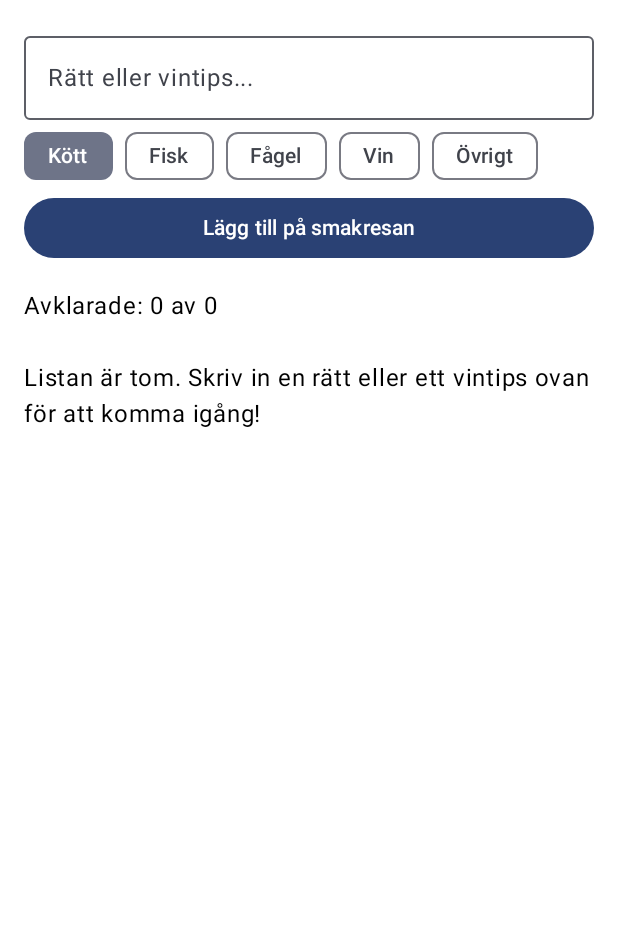
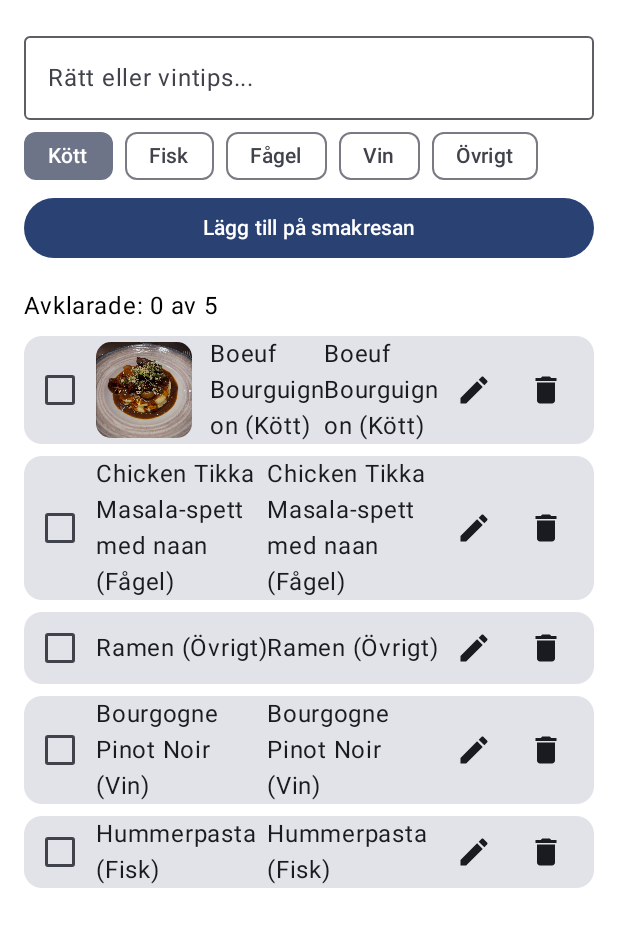
Before and after one commit to Patrikheden/Patriks.smakresa, an Android app built with Jetpack Compose: the @Preview function GreetingPreview, on a phone screen of 412 x 824 dp. Shown: the top 927 px of the screen. Run offline under Robolectric (Android 15) with nearby library versions, the phone set to English and light mode, and no system bars.

Commit message:
Lagt till receptlista med kategorier och lokala bilder

```diff
--- a/app/src/main/java/com/example/patrikssmakresa/MainActivity.kt
+++ b/app/src/main/java/com/example/patrikssmakresa/MainActivity.kt
@@ -46,17 +46,25 @@ import androidx.compose.material3.AlertDialog
 import androidx.compose.material3.TextButton
 import androidx.compose.ui.platform.LocalUriHandler
 import androidx.compose.foundation.Canvas
+import androidx.compose.foundation.Image
 import androidx.compose.foundation.layout.size
+import androidx.compose.foundation.layout.width
+import androidx.compose.foundation.shape.RoundedCornerShape
 import androidx.compose.material3.MaterialTheme
+import androidx.compose.ui.draw.clip
 import androidx.compose.ui.geometry.CornerRadius
 import androidx.compose.ui.geometry.Offset
 import androidx.compose.ui.graphics.drawscope.Stroke
+import androidx.compose.ui.layout.ContentScale
+import androidx.compose.ui.res.painterResource
 
 
 data class RecipeItem(
     val id: String = UUID.randomUUID().toString(),
     val title: String,
     val category: String,
+    val notes: String = "",
+    val imageResId: Int? = null,
     val isCooked: Boolean = false
 )
 
@@ -74,7 +82,7 @@ class MainActivity : ComponentActivity() {
                         TopAppBar(
                             title = {
                                 Column {
-                                    Text(text = "Patriks Smakresa")
+                                    Text(text = "Patriks.Smakresa")
                                     Text(
                                         text = "Mina recept & vintips",
                                         style = MaterialTheme.typography.bodySmall,
@@ -171,6 +179,23 @@ fun Greeting(name: String, modifier: Modifier = Modifier, viewModel: RecipeViewM
                             Checkbox(
                                 checked = recipe.isCooked,
                                 onCheckedChange = { viewModel.toggleCooked(recipe.id) }
+                            )
+
+                            recipe.imageResId?.let { resId ->
+                                        Image(
+                                            painter = painterResource(id = resId),
+                                            contentDescription = recipe.title,
+                                            contentScale = ContentScale.Crop,
+                                            modifier = Modifier
+                                                .size(64.dp)
+                                                .clip(RoundedCornerShape(10.dp))
+                                        )
+                                        Spacer(modifier = Modifier.width(12.dp))
+                                    }
+
+                                Text(
+                                    text = "${recipe.title} (${recipe.category})",
+                                    modifier = Modifier.weight(1f)
                             )
                             Text(
                                 text = "${recipe.title} (${recipe.category})",
--- a/app/src/main/java/com/example/patrikssmakresa/RecipeViewModel.kt
+++ b/app/src/main/java/com/example/patrikssmakresa/RecipeViewModel.kt
@@ -7,8 +7,36 @@ import kotlinx.coroutines.flow.asStateFlow
 import kotlinx.coroutines.flow.update
 
 class RecipeViewModel : ViewModel() {
-
-    private val _recipes = MutableStateFlow<List<RecipeItem>>(emptyList())
+    private val _recipes = MutableStateFlow(
+        listOf(
+            RecipeItem(
+                title = "Boeuf Bourguignon",
+                category = "Kött",
+                notes = "Långkokt högrev i en mustig rödvinssås med sidfläsk, svamp, morötter och lök, serverad potatispuré toppad med rostad panko, citronzest och persilja",
+                        imageResId = R.drawable.boeuf_bourguignon
+            ),
+            RecipeItem(
+                title = "Chicken Tikka Masala-spett med naan",
+                category = "Fågel",
+                notes = "Marinera kyckling i yoghurt och kryddor över natten. Servera med krämig tomatsås och nygräddat naan."
+            ),
+            RecipeItem(
+                title = "Ramen",
+                category = "Övrigt",
+                notes = "En smakrik buljong, tuggiga nudlar och den mest fantastiska ”sticky mince” (karamelliserad färs) som toppning"
+            ),
+            RecipeItem(
+                title = "Bourgogne Pinot Noir",
+                category = "Vin",
+                notes = "Sval, bärig och elegant med fin syra – passar grymt bra till både fågel och lättare kötträtter."
+            ),
+            RecipeItem(
+                title = "Hummerpasta",
+                category = "Fisk",
+                notes = "En silkeslen hummersås reducerad på skaldjursskal, morot, selleri, konjak och grädde, toppad med smörslungat hummerkött och gräslök. Ackompanjeras av rostat vitlöksbröd och ett passande vitt vin."
+            )
+        )
+    )
     val recipes: StateFlow<List<RecipeItem>> = _recipes.asStateFlow()
 
     fun addRecipe(title: String, category: String) {
```
Also changed, not shown: app/src/main/res/drawable/boeuf_bourguignon.png (added).
